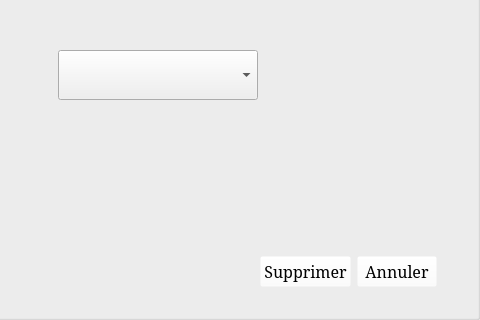
Before: the Qt Designer form StreetCar/StreetCar/DeleteProfile.ui in paboccard/Projet_Prog_Jeu, drawn with Qt 5; both pictures show x 165 to 645 and y 172 to 492 of the 645 by 492 pixel window.
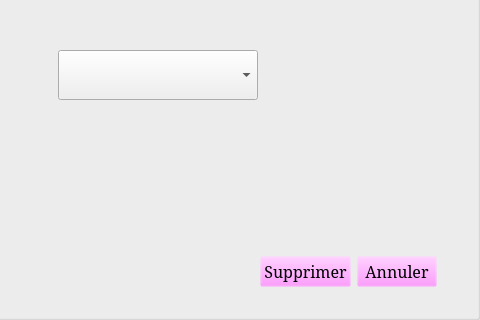
After: the same form once the commit is applied. Icons and pictures are not drawn.

What changed in the file:
```diff
--- a/StreetCar/StreetCar/DeleteProfile.ui
+++ b/StreetCar/StreetCar/DeleteProfile.ui
@@ -29,7 +29,12 @@
 }
 
 QPushButton {
-	background-color: rgba(255, 255, 255, 0);
+	background-color: rgba(255, 128, 255, 0);
+}
+
+QPushButton::hover{
+	background-color: rgba(255, 0, 0, 100);
+	font-weight: bold;
 }</string>
      </property>
      <property name="title">
```
